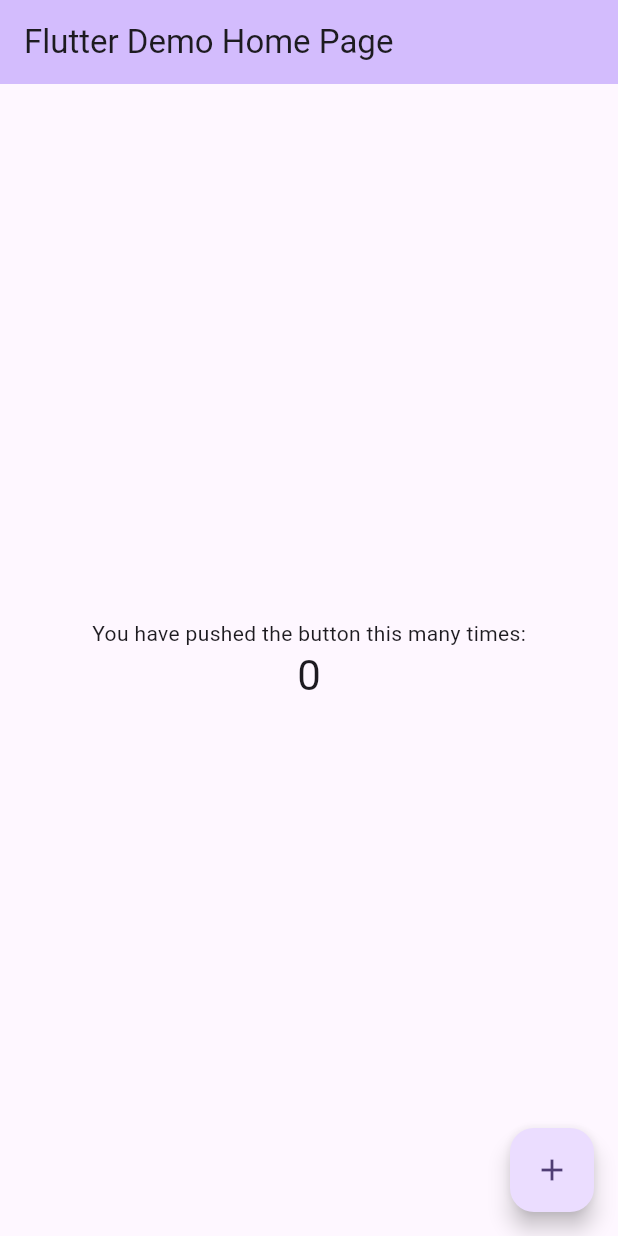
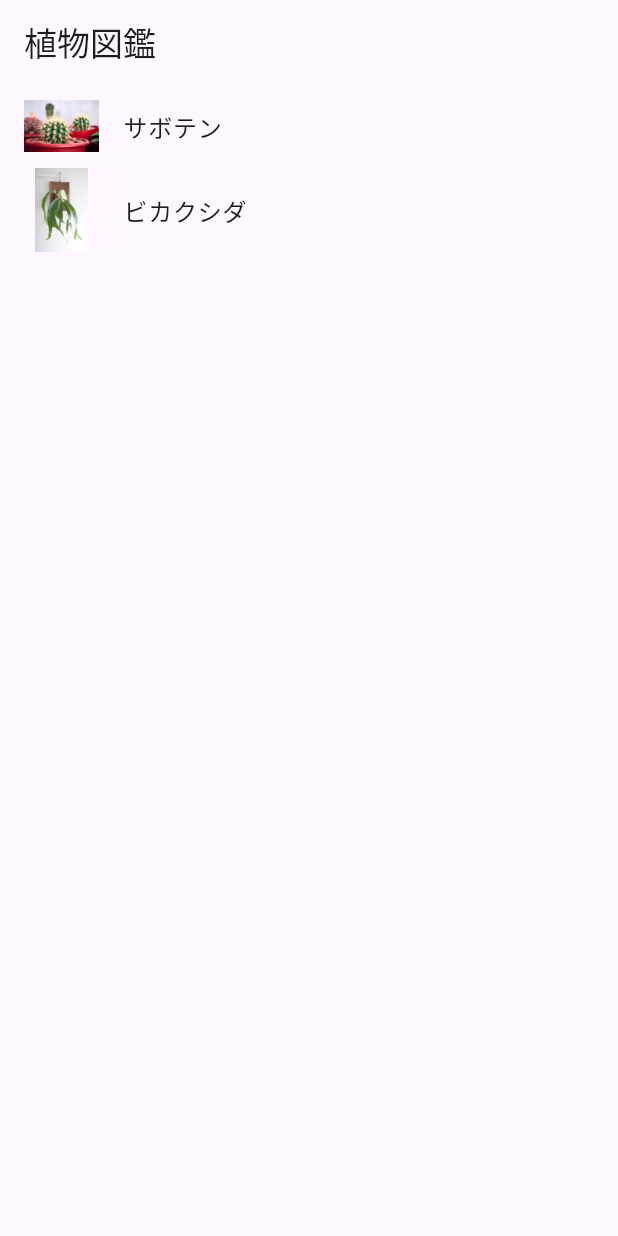
Before and after one commit to uchida0616/plant-collection-app, a Flutter app: the screen it shows after launch, on a phone screen of 412 x 824 dp. Run offline on Flutter 3.47's test engine with Material 3 defaults, Android fonts, the phone set to English and light mode, and no system bars.

Commit message:
add assets folder and update pubspec.yaml

```diff
--- /dev/null
+++ b/assets/plants.json
@@ -0,0 +1,14 @@
+[
+  {
+    "id": 1,
+    "name": "サボテン",
+    "description": "乾燥地に生える植物で水を蓄える能力がある。",
+    "image": "assets/images/cactus.jpg"
+  },
+  {
+    "id": 2,
+    "name": "ビカクシダ",
+    "description": "鹿の角のような葉が特徴的な観葉植物。",
+    "image": "assets/images/staghorn.jpg"
+  }
+]
--- a/lib/main.dart
+++ b/lib/main.dart
@@ -1,122 +1,91 @@
+import 'dart:convert';
 import 'package:flutter/material.dart';
+import 'package:flutter/services.dart' show rootBundle;
 
-void main() {
-  runApp(const MyApp());
-}
+void main() => runApp(const PlantApp());
 
-class MyApp extends StatelessWidget {
-  const MyApp({super.key});
+class PlantApp extends StatelessWidget {
+  const PlantApp({super.key});
 
-  // This widget is the root of your application.
   @override
   Widget build(BuildContext context) {
     return MaterialApp(
-      title: 'Flutter Demo',
-      theme: ThemeData(
-        // This is the theme of your application.
-        //
-        // TRY THIS: Try running your application with "flutter run". You'll see
-        // the application has a purple toolbar. Then, without quitting the app,
-        // try changing the seedColor in the colorScheme below to Colors.green
-        // and then invoke "hot reload" (save your changes or press the "hot
-        // reload" button in a Flutter-supported IDE, or press "r" if you used
-        // the command line to start the app).
-        //
-        // Notice that the counter didn't reset back to zero; the application
-        // state is not lost during the reload. To reset the state, use hot
-        // restart instead.
-        //
-        // This works for code too, not just values: Most code changes can be
-        // tested with just a hot reload.
-        colorScheme: ColorScheme.fromSeed(seedColor: Colors.deepPurple),
-      ),
-      home: const MyHomePage(title: 'Flutter Demo Home Page'),
+      title: '植物図鑑',
+      theme: ThemeData(primarySwatch: Colors.green),
+      home: const PlantListPage(),
     );
   }
 }
 
-class MyHomePage extends StatefulWidget {
-  const MyHomePage({super.key, required this.title});
+class PlantListPage extends StatefulWidget {
+  const PlantListPage({super.key});
+  @override
+  State<PlantListPage> createState() => _PlantListPageState();
+}
 
-  // This widget is the home page of your application. It is stateful, meaning
-  // that it has a State object (defined below) that contains fields that affect
-  // how it looks.
-
-  // This class is the configuration for the state. It holds the values (in this
-  // case the title) provided by the parent (in this case the App widget) and
-  // used by the build method of the State. Fields in a Widget subclass are
-  // always marked "final".
-
-  final String title;
+class _PlantListPageState extends State<PlantListPage> {
+  List plants = [];
 
   @override
-  State<MyHomePage> createState() => _MyHomePageState();
-}
+  void initState() {
+    super.initState();
+    loadPlants();
+  }
 
-class _MyHomePageState extends State<MyHomePage> {
-  int _counter = 0;
-
-  void _incrementCounter() {
+  Future<void> loadPlants() async {
+    final jsonStr = await rootBundle.loadString('assets/plants.json');
     setState(() {
-      // This call to setState tells the Flutter framework that something has
-      // changed in this State, which causes it to rerun the build method below
-      // so that the display can reflect the updated values. If we changed
-      // _counter without calling setState(), then the build method would not be
-      // called again, and so nothing would appear to happen.
-      _counter++;
+      plants = json.decode(jsonStr);
     });
   }
 
   @override
   Widget build(BuildContext context) {
-    // This method is rerun every time setState is called, for instance as done
-    // by the _incrementCounter method above.
-    //
-    // The Flutter framework has been optimized to make rerunning build methods
-    // fast, so that you can just rebuild anything that needs updating rather
-    // than having to individually change instances of widgets.
     return Scaffold(
-      appBar: AppBar(
-        // TRY THIS: Try changing the color here to a specific color (to
-        // Colors.amber, perhaps?) and trigger a hot reload to see the AppBar
-        // change color while the other colors stay the same.
-        backgroundColor: Theme.of(context).colorScheme.inversePrimary,
-        // Here we take the value from the MyHomePage object that was created by
-        // the App.build method, and use it to set our appbar title.
-        title: Text(widget.title),
+      appBar: AppBar(title: const Text('植物図鑑')),
+      body: ListView.builder(
+        itemCount: plants.length,
+        itemBuilder: (context, index) {
+          final plant = plants[index];
+          return ListTile(
+            leading: Image.asset(plant['image'], width: 50),
+            title: Text(plant['name']),
+            onTap: () {
+              Navigator.push(
+                context,
+                MaterialPageRoute(
+                  builder: (_) => PlantDetailPage(plant: plant),
+                ),
+              );
+            },
+          );
+        },
       ),
-      body: Center(
-        // Center is a layout widget. It takes a single child and positions it
-        // in the middle of the parent.
+    );
+  }
+}
+
+class PlantDetailPage extends StatelessWidget {
+  final Map plant;
+  const PlantDetailPage({super.key, required this.plant});
+
+  @override
+  Widget build(BuildContext context) {
+    return Scaffold(
+      appBar: AppBar(title: Text(plant['name'])),
+      body: Padding(
+        padding: const EdgeInsets.all(16),
         child: Column(
-          // Column is also a layout widget. It takes a list of children and
-          // arranges them vertically. By default, it sizes itself to fit its
-          // children horizontally, and tries to be as tall as its parent.
-          //
-          // Column has various properties to control how it sizes itself and
-          // how it positions its children. Here we use mainAxisAlignment to
-          // center the children vertically; the main axis here is the vertical
-          // axis because Columns are vertical (the cross axis would be
-          // horizontal).
-          //
-          // TRY THIS: Invoke "debug painting" (choose the "Toggle Debug Paint"
-          // action in the IDE, or press "p" in the console), to see the
-          // wireframe for each widget.
-          mainAxisAlignment: MainAxisAlignment.center,
-          children: <Widget>[
-            const Text('You have pushed the button this many times:'),
+          children: [
+            Image.asset(plant['image']),
+            const SizedBox(height: 16),
             Text(
-              '$_counter',
-              style: Theme.of(context).textTheme.headlineMedium,
+              plant['description'],
+              style: const TextStyle(fontSize: 16),
             ),
           ],
         ),
       ),
-      floatingActionButton: FloatingActionButton(
-        onPressed: _incrementCounter,
-        tooltip: 'Increment',
-        child: const Icon(Icons.add),
-      ), // This trailing comma makes auto-formatting nicer for build methods.
     );
   }
 }
--- a/pubspec.yaml
+++ b/pubspec.yaml
@@ -57,6 +57,10 @@ flutter:
   # the material Icons class.
   uses-material-design: true
 
+  assets:
+    - assets/plants.json
+    - assets/images/
+
   # To add assets to your application, add an assets section, like this:
   # assets:
   #   - images/a_dot_burr.jpeg
```
Also changed, not shown: assets/images/cactus.jpg (added), assets/images/staghorn.jpg (added).
